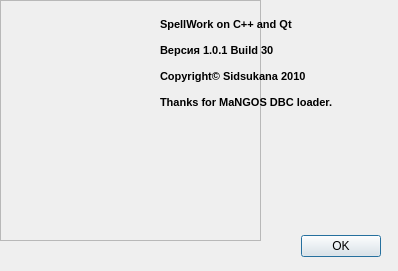
sidsukana/QSpellWork, file QSW/AboutUI.ui: the form before one commit.
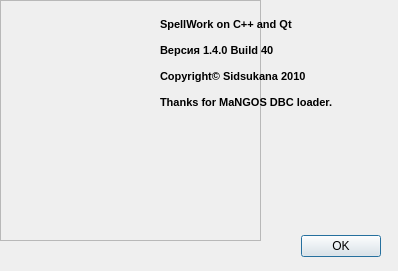
The form after the commit. Icons and pictures are not drawn.

```diff
--- a/QSW/AboutUI.ui
+++ b/QSW/AboutUI.ui
@@ -71,7 +71,7 @@
 &lt;/style&gt;&lt;/head&gt;&lt;body style=&quot; font-family:'MS Shell Dlg 2'; font-size:8.25pt; font-weight:400; font-style:normal;&quot;&gt;
 &lt;p style=&quot; margin-top:0px; margin-bottom:0px; margin-left:0px; margin-right:0px; -qt-block-indent:0; text-indent:0px;&quot;&gt;&lt;span style=&quot; font-size:8pt; font-weight:600;&quot;&gt;SpellWork on C++ and Qt&lt;/span&gt;&lt;/p&gt;
 &lt;p style=&quot;-qt-paragraph-type:empty; margin-top:0px; margin-bottom:0px; margin-left:0px; margin-right:0px; -qt-block-indent:0; text-indent:0px; font-size:8pt; font-weight:600;&quot;&gt;&lt;/p&gt;
-&lt;p style=&quot; margin-top:0px; margin-bottom:0px; margin-left:0px; margin-right:0px; -qt-block-indent:0; text-indent:0px;&quot;&gt;&lt;span style=&quot; font-size:8pt; font-weight:600;&quot;&gt;Версия 1.0.1 Build 30&lt;/span&gt;&lt;/p&gt;
+&lt;p style=&quot; margin-top:0px; margin-bottom:0px; margin-left:0px; margin-right:0px; -qt-block-indent:0; text-indent:0px;&quot;&gt;&lt;span style=&quot; font-size:8pt; font-weight:600;&quot;&gt;Версия 1.4.0 Build 40&lt;/span&gt;&lt;/p&gt;
 &lt;p style=&quot;-qt-paragraph-type:empty; margin-top:0px; margin-bottom:0px; margin-left:0px; margin-right:0px; -qt-block-indent:0; text-indent:0px; font-size:8pt; font-weight:600;&quot;&gt;&lt;/p&gt;
 &lt;p style=&quot; margin-top:0px; margin-bottom:0px; margin-left:0px; margin-right:0px; -qt-block-indent:0; text-indent:0px;&quot;&gt;&lt;span style=&quot; font-size:8pt; font-weight:600;&quot;&gt;Copyright© Sidsukana 2010&lt;/span&gt;&lt;/p&gt;
 &lt;p style=&quot;-qt-paragraph-type:empty; margin-top:0px; margin-bottom:0px; margin-left:0px; margin-right:0px; -qt-block-indent:0; text-indent:0px; font-size:8pt; font-weight:600;&quot;&gt;&lt;/p&gt;
```
